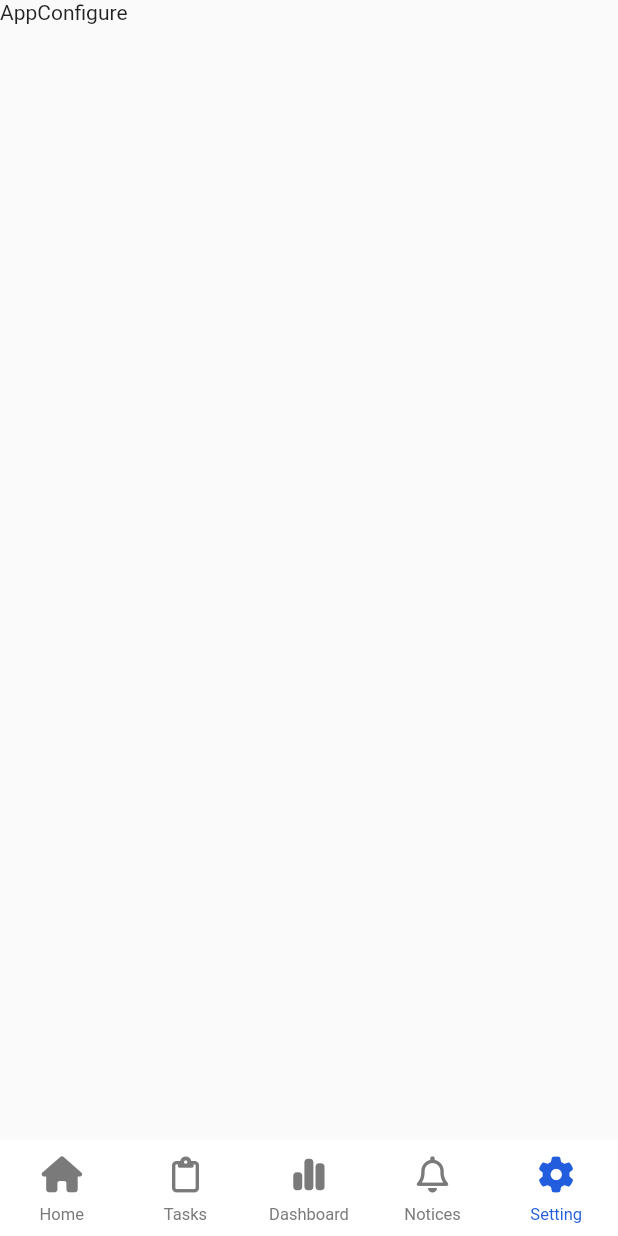
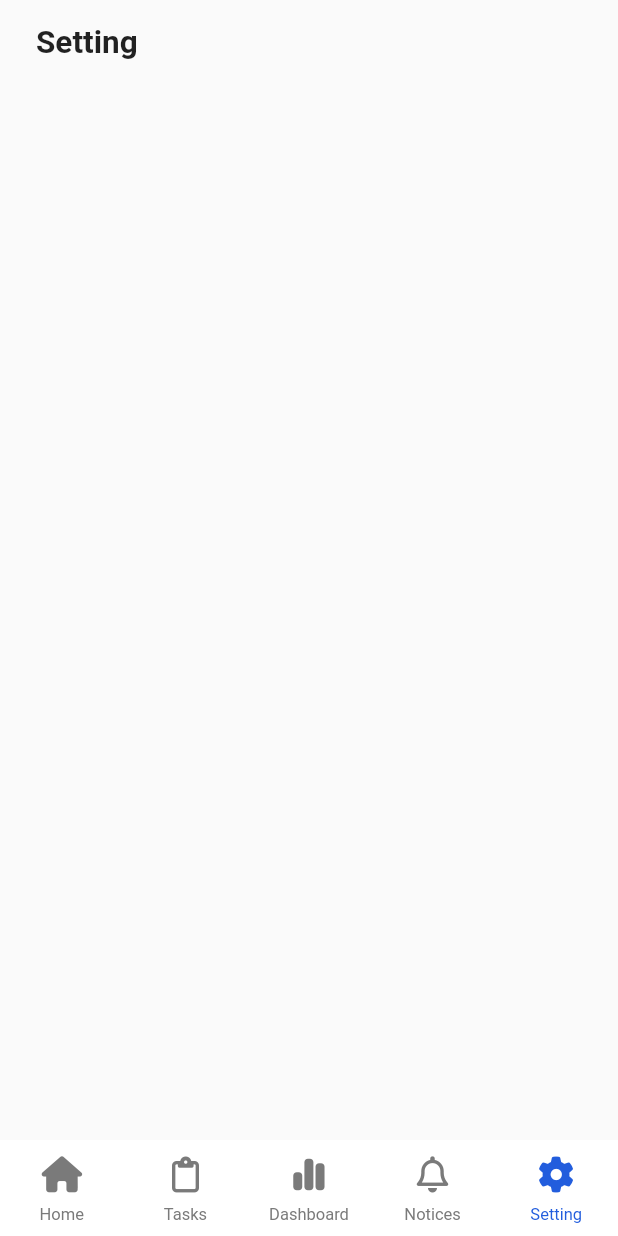
Before and after one commit to clover-leaf/zen, a Flutter app: the screen it shows after launch, item 5 of the bottom bar chosen, on a phone screen of 412 x 824 dp. Run offline on Flutter 3.47's test engine with Material 2 defaults, Android fonts, the light colour scheme and no system bars; our stand-ins replace bloc, equatable, fl_chart, flutter_bloc, flutter_svg, font_awesome_flutter.

Commit message:
edit configure page: add padding

```diff
--- a/lib/app_configure/view/app_configure_page.dart
+++ b/lib/app_configure/view/app_configure_page.dart
@@ -1,6 +1,7 @@
 import 'package:flutter/material.dart';
 import 'package:flutter_bloc/flutter_bloc.dart';
 import 'package:flutter_firestore/app_configure/app_configure.dart';
+import 'package:flutter_firestore/common/common.dart';
 
 class AppConfigurePage extends StatelessWidget {
   const AppConfigurePage({super.key});
@@ -19,6 +20,17 @@
 
   @override
   Widget build(BuildContext context) {
-    return const Text('AppConfigure');
+    return Padding(
+      padding: EdgeInsets.fromLTRB(
+        Space.contentPaddingLeft.value,
+        Space.contentPaddingTop.value + MediaQuery.of(context).viewPadding.top,
+        Space.contentPaddingRight.value,
+        Space.contentPaddingBottom.value,
+      ),
+      child: const Text(
+        'Setting',
+        style: TextStyle(fontSize: 21, fontWeight: FontWeight.bold),
+      ),
+    );
   }
 }
```
